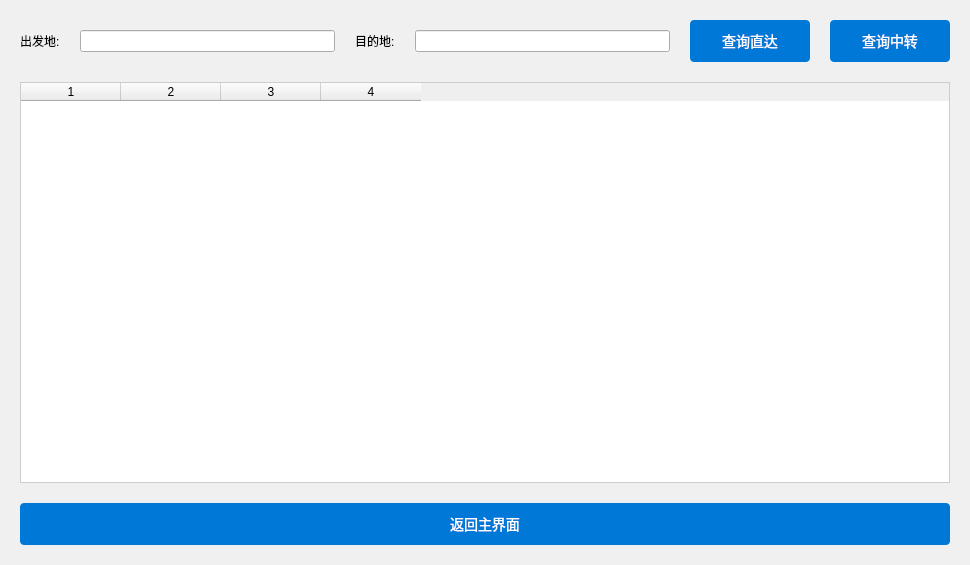
Qt form ui/query_flights.ui (ABLingss/UESTC-PBLF--) before a commit.
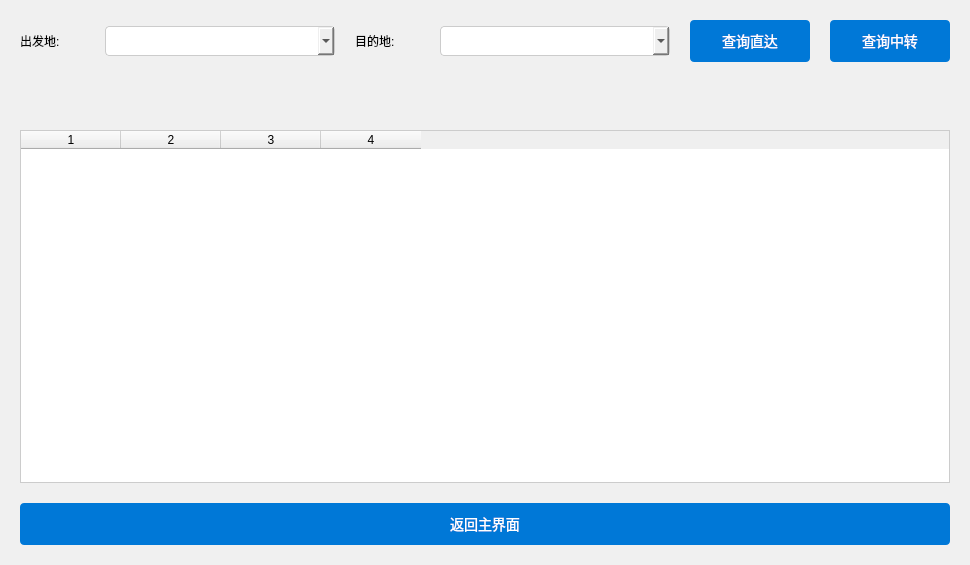
The same form after that commit.

```diff
--- a/ui/query_flights.ui
+++ b/ui/query_flights.ui
@@ -61,7 +61,7 @@
 }</string>
   </property>
   <widget class="QWidget" name="centralwidget">
-   <layout class="QVBoxLayout" name="verticalLayout" stretch="0,1,0">
+   <layout class="QVBoxLayout" name="verticalLayout" stretch="0,0,1,0">
     <property name="spacing">
      <number>20</number>
     </property>
@@ -93,7 +93,7 @@
        </widget>
       </item>
       <item>
-       <widget class="QLineEdit" name="lineEdit"/>
+       <widget class="QComboBox" name="startbox"/>
       </item>
       <item>
        <widget class="QLabel" name="destinationLabel">
@@ -109,7 +109,7 @@
        </widget>
       </item>
       <item>
-       <widget class="QLineEdit" name="lineEdit_2"/>
+       <widget class="QComboBox" name="destinationbox"/>
       </item>
       <item>
        <widget class="QPushButton" name="searchButtonDir">
@@ -136,6 +136,13 @@
       </item>
      </layout>
     </item>
+    <item>
+     <widget class="QLabel" name="statuslabel">
+      <property name="text">
+       <string>&lt;html&gt;&lt;head/&gt;&lt;body&gt;&lt;p&gt;&lt;br/&gt;&lt;/p&gt;&lt;/body&gt;&lt;/html&gt;</string>
+      </property>
+     </widget>
+    </item>
     <item>
      <widget class="QTableWidget" name="flightTable">
       <property name="rowCount">
```
Left out of the diff: 3 changed lines with no effect on the pictures.
